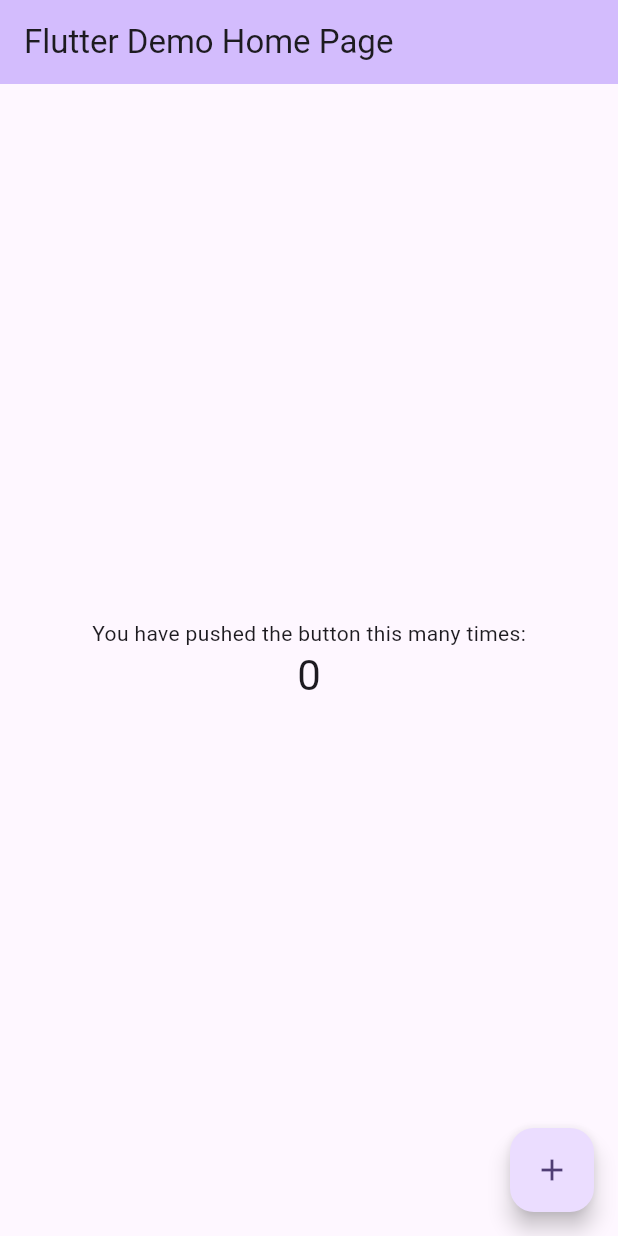
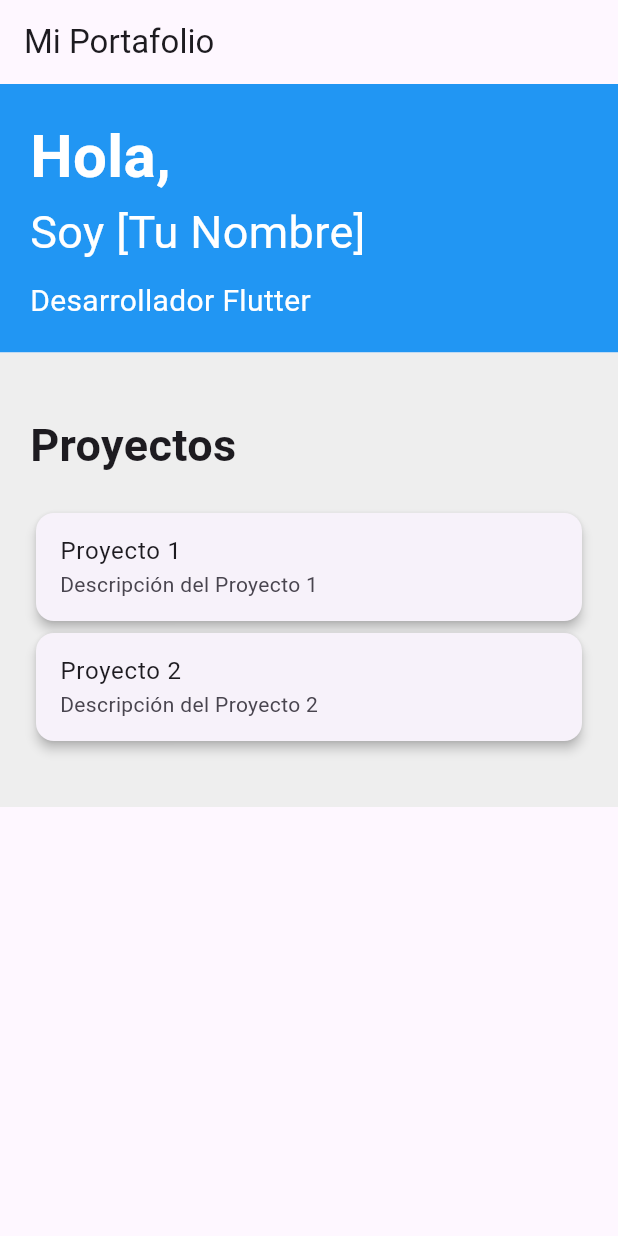
Before and after one commit to ZoeCGonzalez/zoegonzalez, a Flutter app: the screen it shows after launch, on a phone screen of 412 x 824 dp. Run offline on Flutter 3.47's test engine with Material 3 defaults, Android fonts, the phone set to English and light mode, and no system bars.

Commit message:
primeros cambios

```diff
--- a/lib/main.dart
+++ b/lib/main.dart
@@ -1,125 +1,105 @@
 import 'package:flutter/material.dart';
 
 void main() {
-  runApp(const MyApp());
+  runApp(MyApp());
 }
 
 class MyApp extends StatelessWidget {
-  const MyApp({super.key});
-
-  // This widget is the root of your application.
   @override
   Widget build(BuildContext context) {
     return MaterialApp(
-      title: 'Flutter Demo',
+      title: 'Mi Portafolio',
       theme: ThemeData(
-        // This is the theme of your application.
-        //
-        // TRY THIS: Try running your application with "flutter run". You'll see
-        // the application has a purple toolbar. Then, without quitting the app,
-        // try changing the seedColor in the colorScheme below to Colors.green
-        // and then invoke "hot reload" (save your changes or press the "hot
-        // reload" button in a Flutter-supported IDE, or press "r" if you used
-        // the command line to start the app).
-        //
-        // Notice that the counter didn't reset back to zero; the application
-        // state is not lost during the reload. To reset the state, use hot
-        // restart instead.
-        //
-        // This works for code too, not just values: Most code changes can be
-        // tested with just a hot reload.
-        colorScheme: ColorScheme.fromSeed(seedColor: Colors.deepPurple),
-        useMaterial3: true,
+        primarySwatch: Colors.blue,
+        visualDensity: VisualDensity.adaptivePlatformDensity,
       ),
-      home: const MyHomePage(title: 'Flutter Demo Home Page'),
+      home: PortfolioScreen(),
     );
   }
 }
 
-class MyHomePage extends StatefulWidget {
-  const MyHomePage({super.key, required this.title});
-
-  // This widget is the home page of your application. It is stateful, meaning
-  // that it has a State object (defined below) that contains fields that affect
-  // how it looks.
-
-  // This class is the configuration for the state. It holds the values (in this
-  // case the title) provided by the parent (in this case the App widget) and
-  // used by the build method of the State. Fields in a Widget subclass are
-  // always marked "final".
-
-  final String title;
-
-  @override
-  State<MyHomePage> createState() => _MyHomePageState();
-}
-
-class _MyHomePageState extends State<MyHomePage> {
-  int _counter = 0;
-
-  void _incrementCounter() {
-    setState(() {
-      // This call to setState tells the Flutter framework that something has
-      // changed in this State, which causes it to rerun the build method below
-      // so that the display can reflect the updated values. If we changed
-      // _counter without calling setState(), then the build method would not be
-      // called again, and so nothing would appear to happen.
-      _counter++;
-    });
-  }
-
+class PortfolioScreen extends StatelessWidget {
   @override
   Widget build(BuildContext context) {
-    // This method is rerun every time setState is called, for instance as done
-    // by the _incrementCounter method above.
-    //
-    // The Flutter framework has been optimized to make rerunning build methods
-    // fast, so that you can just rebuild anything that needs updating rather
-    // than having to individually change instances of widgets.
     return Scaffold(
       appBar: AppBar(
-        // TRY THIS: Try changing the color here to a specific color (to
-        // Colors.amber, perhaps?) and trigger a hot reload to see the AppBar
-        // change color while the other colors stay the same.
-        backgroundColor: Theme.of(context).colorScheme.inversePrimary,
-        // Here we take the value from the MyHomePage object that was created by
-        // the App.build method, and use it to set our appbar title.
-        title: Text(widget.title),
+        title: Text('Mi Portafolio'),
       ),
-      body: Center(
-        // Center is a layout widget. It takes a single child and positions it
-        // in the middle of the parent.
+      body: SingleChildScrollView(
         child: Column(
-          // Column is also a layout widget. It takes a list of children and
-          // arranges them vertically. By default, it sizes itself to fit its
-          // children horizontally, and tries to be as tall as its parent.
-          //
-          // Column has various properties to control how it sizes itself and
-          // how it positions its children. Here we use mainAxisAlignment to
-          // center the children vertically; the main axis here is the vertical
-          // axis because Columns are vertical (the cross axis would be
-          // horizontal).
-          //
-          // TRY THIS: Invoke "debug painting" (choose the "Toggle Debug Paint"
-          // action in the IDE, or press "p" in the console), to see the
-          // wireframe for each widget.
-          mainAxisAlignment: MainAxisAlignment.center,
-          children: <Widget>[
-            const Text(
-              'You have pushed the button this many times:',
+          crossAxisAlignment: CrossAxisAlignment.stretch,
+          children: [
+            // Sección de cabecera
+            Container(
+              padding: EdgeInsets.all(20.0),
+              color: Colors.blue,
+              child: Column(
+                crossAxisAlignment: CrossAxisAlignment.start,
+                children: [
+                  Text(
+                    'Hola,',
+                    style: TextStyle(
+                      fontSize: 40.0,
+                      color: Colors.white,
+                      fontWeight: FontWeight.bold,
+                    ),
+                  ),
+                  Text(
+                    'Soy [Tu Nombre]',
+                    style: TextStyle(
+                      fontSize: 30.0,
+                      color: Colors.white,
+                    ),
+                  ),
+                  SizedBox(height: 10.0),
+                  Text(
+                    'Desarrollador Flutter',
+                    style: TextStyle(
+                      fontSize: 20.0,
+                      color: Colors.white,
+                    ),
+                  ),
+                ],
+              ),
             ),
-            Text(
-              '$_counter',
-              style: Theme.of(context).textTheme.headlineMedium,
+            // Sección de proyectos o trabajos
+            Container(
+              padding: EdgeInsets.symmetric(vertical: 40.0, horizontal: 20.0),
+              color: Colors.grey[200],
+              child: Column(
+                crossAxisAlignment: CrossAxisAlignment.start,
+                children: [
+                  Text(
+                    'Proyectos',
+                    style: TextStyle(
+                      fontSize: 30.0,
+                      fontWeight: FontWeight.bold,
+                    ),
+                  ),
+                  SizedBox(height: 20.0),
+                  // Aquí puedes agregar tarjetas o widgets para tus proyectos
+                  // Por ejemplo:
+                  Card(
+                    elevation: 3.0,
+                    child: ListTile(
+                      title: Text('Proyecto 1'),
+                      subtitle: Text('Descripción del Proyecto 1'),
+                    ),
+                  ),
+                  Card(
+                    elevation: 3.0,
+                    child: ListTile(
+                      title: Text('Proyecto 2'),
+                      subtitle: Text('Descripción del Proyecto 2'),
+                    ),
+                  ),
+                ],
+              ),
             ),
+            // Otras secciones como habilidades, experiencia, etc.
           ],
         ),
       ),
-      floatingActionButton: FloatingActionButton(
-        onPressed: _incrementCounter,
-        tooltip: 'Increment',
-        child: const Icon(Icons.add),
-      ), // This trailing comma makes auto-formatting nicer for build methods.
     );
   }
 }
```
Also changed, not shown: 1 other file.
